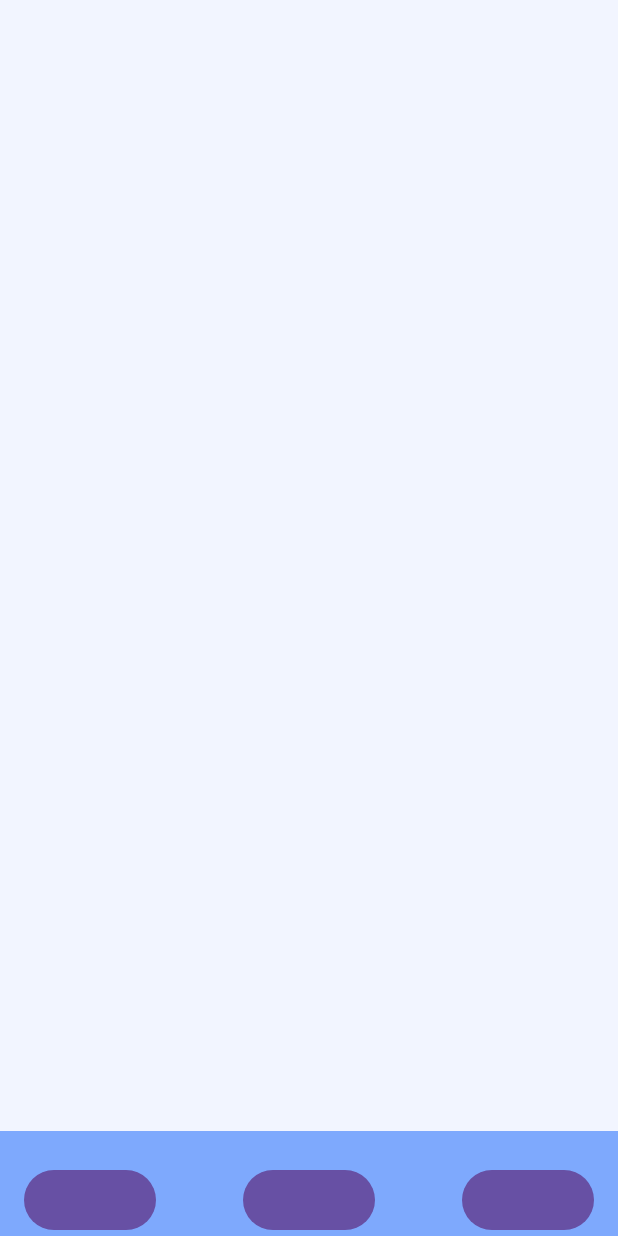
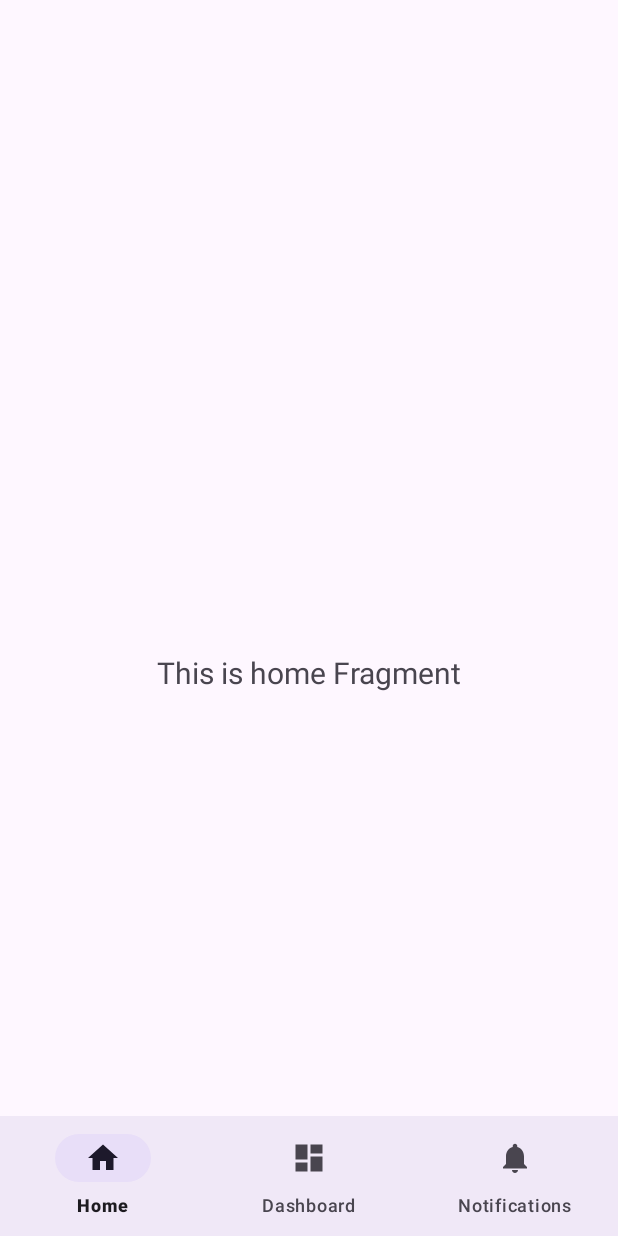
Before and after one commit to HANIUM-MindFriend/mindfriend-front, an Android app: the screen it shows after launch (Calendar before the commit, MainActivity2 after it), on a phone screen of 412 x 824 dp. Run offline under Robolectric (Android 15) with nearby library versions, the phone set to English and light mode, and no system bars; our stand-ins replace navigation-ui; 1 statement that could not run was skipped.

Commit message:
FEAT 하단바 생성
템플릿 변경해서 하단바 생성했음

```diff
--- a/app/src/main/AndroidManifest.xml
+++ b/app/src/main/AndroidManifest.xml
@@ -13,10 +13,14 @@
         android:theme="@style/Theme.MindFriendFront"
         tools:targetApi="31">
         <activity
+            android:name=".Calendar"
+            android:exported="false"
+            android:label="@string/title_activity_main2" />
+        <activity
             android:name=".MainActivity"
             android:exported="false" />
         <activity
-            android:name=".Calendar"
+            android:name=".MainActivity2"
             android:exported="true">
             <intent-filter>
                 <action android:name="android.intent.action.MAIN" />
--- /dev/null
+++ b/app/src/main/java/com/example/mindfriendfront/MainActivity2.kt
@@ -0,0 +1,35 @@
+package com.example.mindfriendfront
+
+import android.os.Bundle
+import com.google.android.material.bottomnavigation.BottomNavigationView
+import androidx.appcompat.app.AppCompatActivity
+import androidx.navigation.findNavController
+import androidx.navigation.ui.AppBarConfiguration
+import androidx.navigation.ui.setupActionBarWithNavController
+import androidx.navigation.ui.setupWithNavController
+import com.example.mindfriendfront.databinding.ActivityMain2Binding
+
+class MainActivity2 : AppCompatActivity() {
+
+    private lateinit var binding: ActivityMain2Binding
+
+    override fun onCreate(savedInstanceState: Bundle?) {
+        super.onCreate(savedInstanceState)
+
+        binding = ActivityMain2Binding.inflate(layoutInflater)
+        setContentView(binding.root)
+
+        val navView: BottomNavigationView = binding.navView
+
+        val navController = findNavController(R.id.nav_host_fragment_activity_main2)
+        // Passing each menu ID as a set of Ids because each
+        // menu should be considered as top level destinations.
+        val appBarConfiguration = AppBarConfiguration(
+            setOf(
+                R.id.navigation_home, R.id.navigation_dashboard, R.id.navigation_notifications
+            )
+        )
+        setupActionBarWithNavController(navController, appBarConfiguration)
+        navView.setupWithNavController(navController)
+    }
+}
--- /dev/null
+++ b/app/src/main/java/com/example/mindfriendfront/ui/home/HomeFragment.kt
@@ -0,0 +1,42 @@
+package com.example.mindfriendfront.ui.home
+
+import android.os.Bundle
+import android.view.LayoutInflater
+import android.view.View
+import android.view.ViewGroup
+import android.widget.TextView
+import androidx.fragment.app.Fragment
+import androidx.lifecycle.ViewModelProvider
+import com.example.mindfriendfront.databinding.FragmentHomeBinding
+
+class HomeFragment : Fragment() {
+
+    private var _binding: FragmentHomeBinding? = null
+
+    // This property is only valid between onCreateView and
+    // onDestroyView.
+    private val binding get() = _binding!!
+
+    override fun onCreateView(
+        inflater: LayoutInflater,
+        container: ViewGroup?,
+        savedInstanceState: Bundle?
+    ): View {
+        val homeViewModel =
+            ViewModelProvider(this).get(HomeViewModel::class.java)
+
+        _binding = FragmentHomeBinding.inflate(inflater, container, false)
+        val root: View = binding.root
+
+        val textView: TextView = binding.textHome
+        homeViewModel.text.observe(viewLifecycleOwner) {
+            textView.text = it
+        }
+        return root
+    }
+
+    override fun onDestroyView() {
+        super.onDestroyView()
+        _binding = null
+    }
+}
--- /dev/null
+++ b/app/src/main/java/com/example/mindfriendfront/ui/home/HomeViewModel.kt
@@ -0,0 +1,13 @@
+package com.example.mindfriendfront.ui.home
+
+import androidx.lifecycle.LiveData
+import androidx.lifecycle.MutableLiveData
+import androidx.lifecycle.ViewModel
+
+class HomeViewModel : ViewModel() {
+
+    private val _text = MutableLiveData<String>().apply {
+        value = "This is home Fragment"
+    }
+    val text: LiveData<String> = _text
+}
--- /dev/null
+++ b/app/src/main/res/drawable/ic_dashboard_black_24dp.xml
@@ -0,0 +1,9 @@
+<vector xmlns:android="http://schemas.android.com/apk/res/android"
+    android:width="24dp"
+    android:height="24dp"
+    android:viewportWidth="24.0"
+    android:viewportHeight="24.0">
+    <path
+        android:fillColor="#FF000000"
+        android:pathData="M3,13h8L11,3L3,3v10zM3,21h8v-6L3,15v6zM13,21h8L21,11h-8v10zM13,3v6h8L21,3h-8z" />
+</vector>
--- /dev/null
+++ b/app/src/main/res/drawable/ic_home_black_24dp.xml
@@ -0,0 +1,9 @@
+<vector xmlns:android="http://schemas.android.com/apk/res/android"
+    android:width="24dp"
+    android:height="24dp"
+    android:viewportWidth="24.0"
+    android:viewportHeight="24.0">
+    <path
+        android:fillColor="#FF000000"
+        android:pathData="M10,20v-6h4v6h5v-8h3L12,3 2,12h3v8z" />
+</vector>
--- /dev/null
+++ b/app/src/main/res/drawable/ic_notifications_black_24dp.xml
@@ -0,0 +1,9 @@
+<vector xmlns:android="http://schemas.android.com/apk/res/android"
+    android:width="24dp"
+    android:height="24dp"
+    android:viewportWidth="24.0"
+    android:viewportHeight="24.0">
+    <path
+        android:fillColor="#FF000000"
+        android:pathData="M12,22c1.1,0 2,-0.9 2,-2h-4c0,1.1 0.89,2 2,2zM18,16v-5c0,-3.07 -1.64,-5.64 -4.5,-6.32L13.5,4c0,-0.83 -0.67,-1.5 -1.5,-1.5s-1.5,0.67 -1.5,1.5v0.68C7.63,5.36 6,7.92 6,11v5l-2,2v1h16v-1l-2,-2z" />
+</vector>
--- /dev/null
+++ b/app/src/main/res/layout/activity_main2.xml
@@ -0,0 +1,33 @@
+<?xml version="1.0" encoding="utf-8"?>
+<androidx.constraintlayout.widget.ConstraintLayout xmlns:android="http://schemas.android.com/apk/res/android"
+    xmlns:app="http://schemas.android.com/apk/res-auto"
+    android:id="@+id/container"
+    android:layout_width="match_parent"
+    android:layout_height="match_parent"
+    android:paddingTop="?attr/actionBarSize">
+
+    <com.google.android.material.bottomnavigation.BottomNavigationView
+        android:id="@+id/nav_view"
+        android:layout_width="0dp"
+        android:layout_height="wrap_content"
+        android:layout_marginStart="0dp"
+        android:layout_marginEnd="0dp"
+        android:background="?android:attr/windowBackground"
+        app:layout_constraintBottom_toBottomOf="parent"
+        app:layout_constraintLeft_toLeftOf="parent"
+        app:layout_constraintRight_toRightOf="parent"
+        app:menu="@menu/bottom_nav_menu" />
+
+    <fragment
+        android:id="@+id/nav_host_fragment_activity_main2"
+        android:name="androidx.navigation.fragment.NavHostFragment"
+        android:layout_width="match_parent"
+        android:layout_height="match_parent"
+        app:defaultNavHost="true"
+        app:layout_constraintBottom_toTopOf="@id/nav_view"
+        app:layout_constraintLeft_toLeftOf="parent"
+        app:layout_constraintRight_toRightOf="parent"
+        app:layout_constraintTop_toTopOf="parent"
+        app:navGraph="@navigation/mobile_navigation" />
+
+</androidx.constraintlayout.widget.ConstraintLayout>
--- /dev/null
+++ b/app/src/main/res/layout/fragment_home.xml
@@ -0,0 +1,22 @@
+<?xml version="1.0" encoding="utf-8"?>
+<androidx.constraintlayout.widget.ConstraintLayout xmlns:android="http://schemas.android.com/apk/res/android"
+    xmlns:app="http://schemas.android.com/apk/res-auto"
+    xmlns:tools="http://schemas.android.com/tools"
+    android:layout_width="match_parent"
+    android:layout_height="match_parent"
+    tools:context=".ui.home.HomeFragment">
+
+    <TextView
+        android:id="@+id/text_home"
+        android:layout_width="match_parent"
+        android:layout_height="wrap_content"
+        android:layout_marginStart="8dp"
+        android:layout_marginTop="8dp"
+        android:layout_marginEnd="8dp"
+        android:textAlignment="center"
+        android:textSize="20sp"
+        app:layout_constraintBottom_toBottomOf="parent"
+        app:layout_constraintEnd_toEndOf="parent"
+        app:layout_constraintStart_toStartOf="parent"
+        app:layout_constraintTop_toTopOf="parent" />
+</androidx.constraintlayout.widget.ConstraintLayout>
--- /dev/null
+++ b/app/src/main/res/menu/bottom_nav_menu.xml
@@ -0,0 +1,19 @@
+<?xml version="1.0" encoding="utf-8"?>
+<menu xmlns:android="http://schemas.android.com/apk/res/android">
+
+    <item
+        android:id="@+id/navigation_home"
+        android:icon="@drawable/ic_home_black_24dp"
+        android:title="@string/title_home" />
+
+    <item
+        android:id="@+id/navigation_dashboard"
+        android:icon="@drawable/ic_dashboard_black_24dp"
+        android:title="@string/title_dashboard" />
+
+    <item
+        android:id="@+id/navigation_notifications"
+        android:icon="@drawable/ic_notifications_black_24dp"
+        android:title="@string/title_notifications" />
+
+</menu>
--- /dev/null
+++ b/app/src/main/res/navigation/mobile_navigation.xml
@@ -0,0 +1,25 @@
+<?xml version="1.0" encoding="utf-8"?>
+<navigation xmlns:android="http://schemas.android.com/apk/res/android"
+    xmlns:app="http://schemas.android.com/apk/res-auto"
+    xmlns:tools="http://schemas.android.com/tools"
+    android:id="@+id/mobile_navigation"
+    app:startDestination="@+id/navigation_home">
+
+    <fragment
+        android:id="@+id/navigation_home"
+        android:name="com.example.mindfriendfront.ui.home.HomeFragment"
+        android:label="@string/title_home"
+        tools:layout="@layout/fragment_home" />
+
+    <fragment
+        android:id="@+id/navigation_dashboard"
+        android:name="com.example.mindfriendfront.ui.dashboard.DashboardFragment"
+        android:label="@string/title_dashboard"
+        tools:layout="@layout/fragment_dashboard" />
+
+    <fragment
+        android:id="@+id/navigation_notifications"
+        android:name="com.example.mindfriendfront.ui.notifications.NotificationsFragment"
+        android:label="@string/title_notifications"
+        tools:layout="@layout/fragment_notifications" />
+</navigation>
--- /dev/null
+++ b/app/src/main/res/values/dimens.xml
@@ -0,0 +1,5 @@
+<resources>
+    <!-- Default screen margins, per the Android Design guidelines. -->
+    <dimen name="activity_horizontal_margin">16dp</dimen>
+    <dimen name="activity_vertical_margin">16dp</dimen>
+</resources>
--- a/app/src/main/res/values/strings.xml
+++ b/app/src/main/res/values/strings.xml
@@ -1,3 +1,7 @@
 <resources>
     <string name="app_name">MindFriendFront</string>
+    <string name="title_activity_main2">MainActivity2</string>
+    <string name="title_home">Home</string>
+    <string name="title_dashboard">Dashboard</string>
+    <string name="title_notifications">Notifications</string>
 </resources>
```
Also changed, not shown: app/build.gradle (+7 -0 lines), app/src/main/java/com/example/mindfriendfront/ui/dashboard/DashboardFragment.kt (added, +42 -0 lines), app/src/main/java/com/example/mindfriendfront/ui/dashboard/DashboardViewModel.kt (added, +13 -0 lines), app/src/main/java/com/example/mindfriendfront/ui/notifications/NotificationsFragment.kt (added, +42 -0 lines), app/src/main/java/com/example/mindfriendfront/ui/notifications/NotificationsViewModel.kt (added, +13 -0 lines), app/src/main/res/layout/fragment_dashboard.xml (added, +22 -0 lines), app/src/main/res/layout/fragment_notifications.xml (added, +22 -0 lines).
